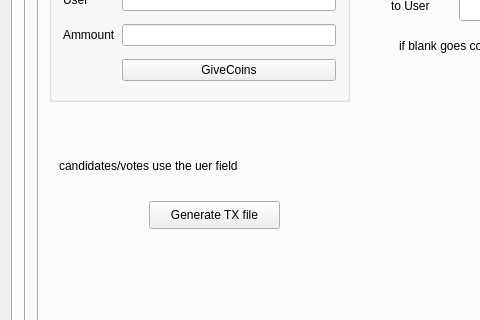
Above: qtCoin/mainwindow.ui from netpipe/EcoCoin before the change; both pictures show x 0 to 480 and y 196 to 516 of the 847 by 879 pixel window. Below: the same form after it.
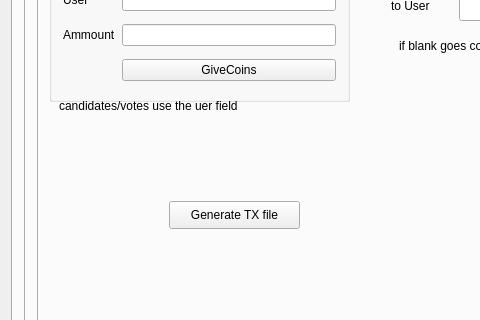
That is the form after the change. The open tabs and pages were chosen to show the change.

The edit to the form file:
```diff
--- a/qtCoin/mainwindow.ui
+++ b/qtCoin/mainwindow.ui
@@ -158,7 +158,7 @@
                <widget class="QPushButton" name="generatetx">
                 <property name="geometry">
                  <rect>
-                  <x>110</x>
+                  <x>130</x>
                   <y>250</y>
                   <width>131</width>
                   <height>28</height>
@@ -211,7 +211,7 @@
                 <property name="geometry">
                  <rect>
                   <x>20</x>
-                  <y>200</y>
+                  <y>140</y>
                   <width>271</width>
                   <height>30</height>
                  </rect>
```
Left out of the diff: 4 changed lines with no effect on the pictures.
